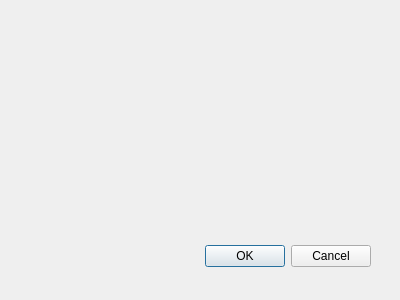
Qt form src/optionsdialog.ui (coolshou/qterminal) before a commit.
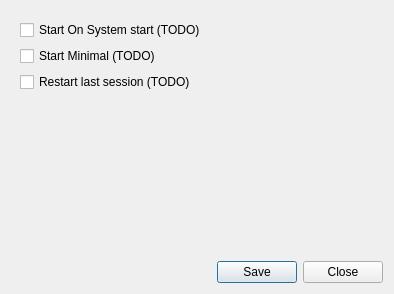
The same form after that commit. Icons and pictures are not drawn.

What changed in the file:
```diff
--- a/src/optionsdialog.ui
+++ b/src/optionsdialog.ui
@@ -8,29 +8,69 @@
    <rect>
     <x>0</x>
     <y>0</y>
-    <width>400</width>
-    <height>300</height>
+    <width>394</width>
+    <height>294</height>
    </rect>
   </property>
   <property name="windowTitle">
    <string>Dialog</string>
   </property>
-  <widget class="QDialogButtonBox" name="buttonBox">
-   <property name="geometry">
-    <rect>
-     <x>30</x>
-     <y>240</y>
-     <width>341</width>
-     <height>32</height>
-    </rect>
-   </property>
-   <property name="orientation">
-    <enum>Qt::Horizontal</enum>
-   </property>
-   <property name="standardButtons">
-    <set>QDialogButtonBox::Cancel|QDialogButtonBox::Ok</set>
-   </property>
-  </widget>
+  <property name="windowIcon">
+   <iconset resource="../qtvt.qrc">
+    <normaloff>:/images/settings.png</normaloff>:/images/settings.png</iconset>
+  </property>
+  <layout class="QVBoxLayout" name="verticalLayout">
+   <item>
+    <widget class="QWidget" name="widget" native="true">
+     <layout class="QVBoxLayout" name="verticalLayout_2">
+      <item>
+       <widget class="QCheckBox" name="StartOnBootCheckBox">
+        <property name="text">
+         <string>Start On System start (TODO)</string>
+        </property>
+       </widget>
+      </item>
+      <item>
+       <widget class="QCheckBox" name="StartMinimalCheckBox">
+        <property name="text">
+         <string>Start Minimal (TODO)</string>
+        </property>
+       </widget>
+      </item>
+      <item>
+       <widget class="QCheckBox" name="RestartSessionCheckBox">
+        <property name="text">
+         <string>Restart last session (TODO)</string>
+        </property>
+       </widget>
+      </item>
+      <item>
+       <spacer name="verticalSpacer">
+        <property name="orientation">
+         <enum>Qt::Vertical</enum>
+        </property>
+        <property name="sizeHint" stdset="0">
+         <size>
+          <width>20</width>
+          <height>40</height>
+         </size>
+        </property>
+       </spacer>
+      </item>
+     </layout>
+    </widget>
+   </item>
+   <item>
+    <widget class="QDialogButtonBox" name="buttonBox">
+     <property name="orientation">
+      <enum>Qt::Horizontal</enum>
+     </property>
+     <property name="standardButtons">
+      <set>QDialogButtonBox::Close|QDialogButtonBox::Save</set>
+     </property>
+    </widget>
+   </item>
+  </layout>
  </widget>
  <pixmapfunction/>
  <resources/>
```
Left out of the diff: 11 changed lines with no effect on the pictures.
